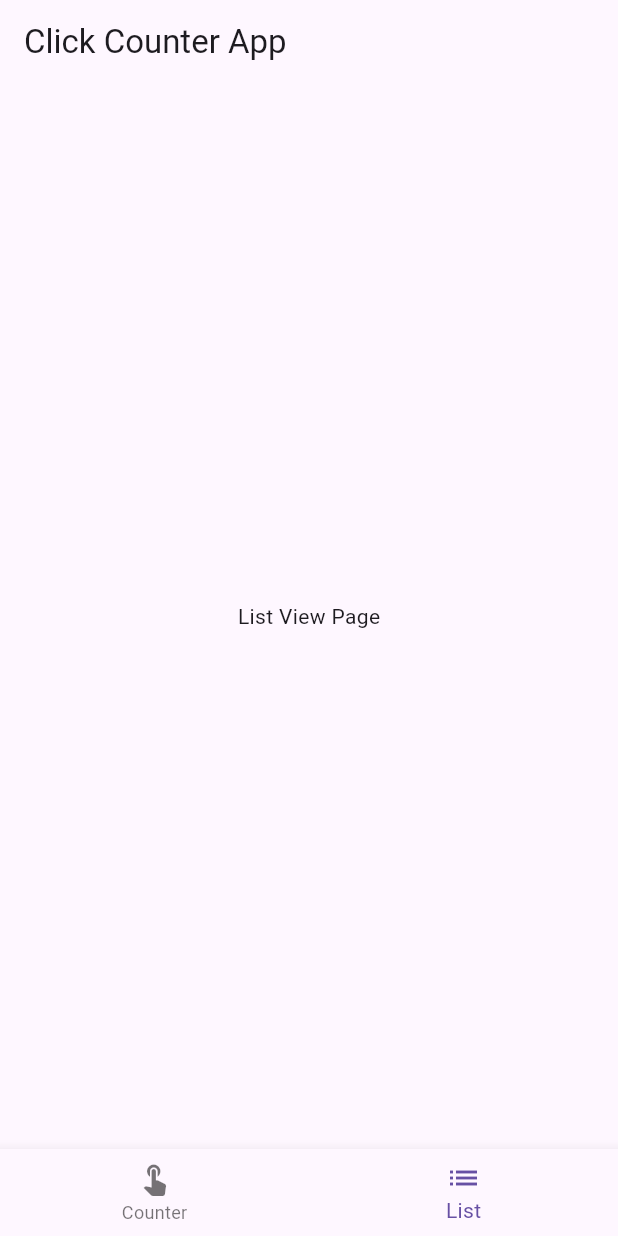
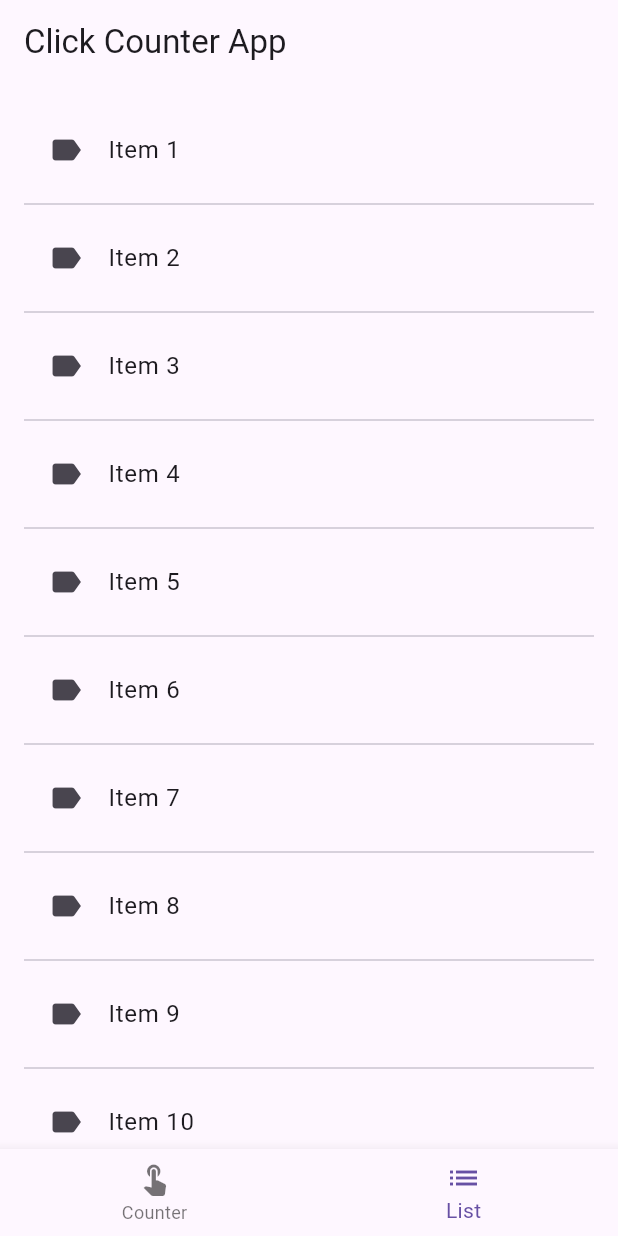
Before and after one commit to KiranRajeev-KV/flutter_playground, a Flutter app: the screen it shows after launch, item 2 of the bottom bar chosen, on a phone screen of 412 x 824 dp. Run offline on Flutter 3.47's test engine with Material 3 defaults, Android fonts, the phone set to English and light mode, and no system bars.

Commit message:
feat: implement ListViewPage

```diff
--- a/lib/main.dart
+++ b/lib/main.dart
@@ -14,8 +14,8 @@ class _MainAppState extends State<MainApp> {
   int _selectedIndex = 0;
 
   static final List<Widget> _pages = <Widget>[
-    ClickCounter(),
-    Center(child: Text('List View Page')), // Placeholder for your list view page
+    const ClickCounter(),
+    const ListViewPage(),
   ];
 
   void _onItemTapped(int index) {
@@ -29,7 +29,7 @@ class _MainAppState extends State<MainApp> {
     return MaterialApp(
       home: Scaffold(
         appBar: AppBar(
-          title: Text('Click Counter App'),
+          title: const Text('Click Counter App'),
         ),
         body: Center(
           child: _pages[_selectedIndex],
@@ -49,6 +49,26 @@ class _MainAppState extends State<MainApp> {
           ],
         ),
       ),
+    );
+  }
+}
+
+class ListViewPage extends StatelessWidget {
+  const ListViewPage({super.key});
+
+  @override
+  Widget build(BuildContext context) {
+    final items = List<String>.generate(20, (i) => 'Item ${i + 1}');
+    return ListView.separated(
+      padding: const EdgeInsets.all(16),
+      itemCount: items.length,
+      separatorBuilder: (context, index) => const Divider(),
+      itemBuilder: (context, index) {
+        return ListTile(
+          leading: const Icon(Icons.label),
+          title: Text(items[index]),
+        );
+      },
     );
   }
 }
```
